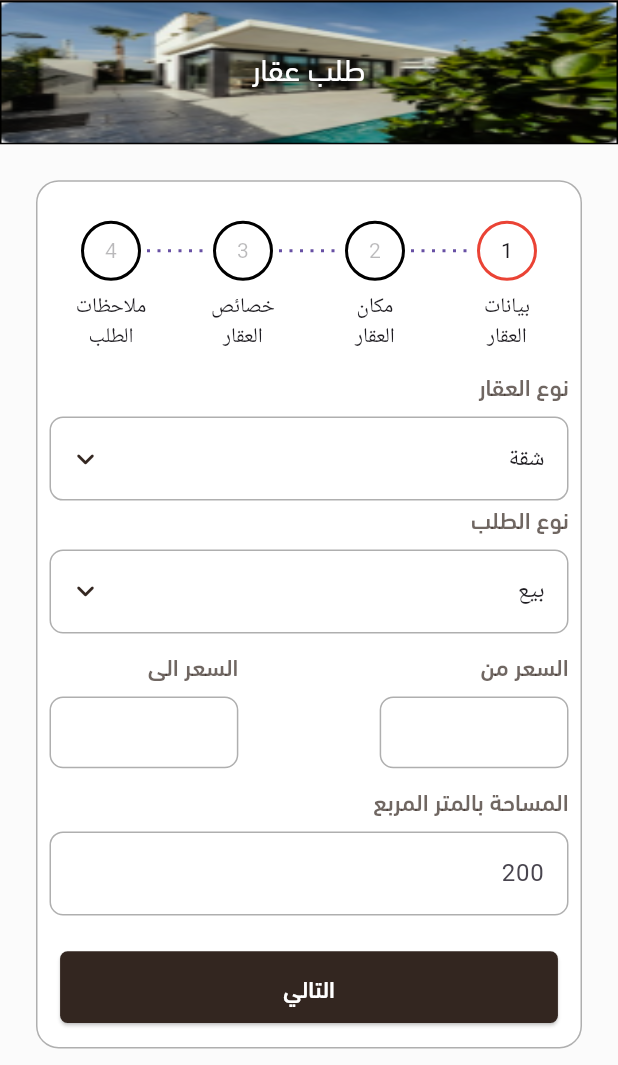
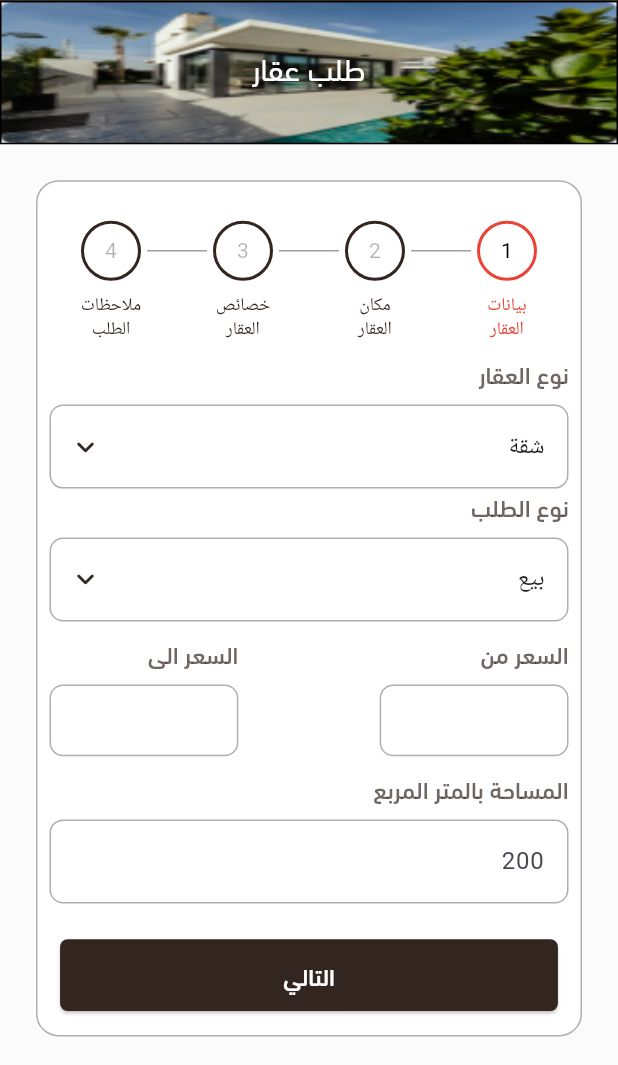
Before and after one commit to basmalahesham/broker, a Flutter app: the TalabAqarView screen opened by its route, on a phone screen of 412 x 824 dp, the part 171-1236 px from its top. Run offline on Flutter 3.47's test engine with Material 3 defaults, Android fonts, the phone set to English and light mode, and no system bars; drawn by our look-alikes of dropdown_search, easy_stepper; our stand-ins replace carousel_slider, device_preview, dots_indicator, flutter_screenutil.

Commit message:
refactor our code

```diff
--- a/lib/features/home/presentation/views/talab_aqar_view.dart
+++ b/lib/features/home/presentation/views/talab_aqar_view.dart
@@ -50,6 +50,11 @@ class _TalabAqarViewState extends State<TalabAqarView> {
       ),
       BuildPropertyDataForm4(
         onPrevious: previousStep,
+        onReset: () {
+          setState(() {
+            activeStep = 0; // Reset to step 1
+          });
+        },
       ),
     ];
 
@@ -100,57 +105,84 @@ class _TalabAqarViewState extends State<TalabAqarView> {
                     child: Column(
                       children: [
                         EasyStepper(
+                          lineStyle: const LineStyle(
+                            defaultLineColor: Colors.grey,
+                            lineType: LineType.normal,
+                          ),
+                          defaultStepBorderType: BorderType.normal,
                           activeStep: activeStep,
                           stepRadius: 20,
                           borderThickness: 2,
                           activeStepBackgroundColor: Colors.white,
                           activeStepBorderColor: kSecondaryColor,
                           activeStepTextColor: kSecondaryColor,
-                          unreachedStepBorderColor: Colors.black,
+                          unreachedStepBorderColor: const Color(0xFF332620),
                           unreachedStepBackgroundColor: Colors.white,
-                          unreachedStepTextColor: kSecondaryColor,
-                          finishedStepTextColor: Colors.white,
+                          unreachedStepTextColor: const Color(0xFF332620),
                           finishedStepBackgroundColor: Colors.red,
+                          finishedStepTextColor: kSecondaryColor,
                           showLoadingAnimation: false,
                           steps: [
                             EasyStep(
                               customStep: Opacity(
                                 opacity: activeStep >= 0 ? 1 : 0.3,
-                                child: const Text('1'),
+                                child: Text(
+                                  '1',
+                                  style: TextStyle(
+                                    color: activeStep == 0
+                                        ? Colors.black
+                                        : Colors.white,
+                                  ),
+                                ),
                               ),
-                              customTitle: const Text(
-                                'بيانات\nالعقار',
-                                textAlign: TextAlign.center,
-                              ),
+                              title: 'بيانات\nالعقار',
                             ),
                             EasyStep(
                               customStep: Opacity(
                                 opacity: activeStep >= 1 ? 1 : 0.3,
-                                child: const Text('2'),
+                                child: Text(
+                                  '2',
+                                  style: TextStyle(
+                                    color: activeStep == 1
+                                        ? Colors.black
+                                        : activeStep > 0
+                                            ? Colors.white
+                                            : Colors.black,
+                                  ),
+                                ),
                               ),
-                              customTitle: const Text(
-                                'مكان\nالعقار',
-                                textAlign: TextAlign.center,
-                              ),
+                              title: 'مكان\nالعقار',
                             ),
                             EasyStep(
                               customStep: Opacity(
                                 opacity: activeStep >= 2 ? 1 : 0.3,
-                                child: const Text('3'),
+                                child: Text(
+                                  '3',
+                                  style: TextStyle(
+                                    color: activeStep == 2
+                                        ? Colors.black
+                                        : activeStep > 1
+                                        ? Colors.white
+                                        : Colors.black,
+                                  ),
+                                ),
                               ),
-                              customTitle: const Text(
-                                'خصائص\nالعقار',
-                                textAlign: TextAlign.center,
-                              ),
+                              title: 'خصائص\nالعقار',
                             ),
                             EasyStep(
+                              title: 'ملاحظات\nالطلب',
                               customStep: Opacity(
                                 opacity: activeStep >= 3 ? 1 : 0.3,
-                                child: const Text('4'),
-                              ),
-                              customTitle: const Text(
-                                'ملاحظات\nالطلب',
-                                textAlign: TextAlign.center,
+                                child: Text(
+                                  '4',
+                                  style: TextStyle(
+                                    color: activeStep == 3
+                                        ? Colors.black
+                                        : activeStep > 2
+                                        ? Colors.white
+                                        : Colors.black,
+                                  ),
+                                ),
                               ),
                             ),
                           ],
--- a/lib/features/home/presentation/views/widgets/build_property_data_form4.dart
+++ b/lib/features/home/presentation/views/widgets/build_property_data_form4.dart
@@ -5,8 +5,8 @@ import 'package:flutter/material.dart';
 import 'package:flutter_screenutil/flutter_screenutil.dart';
 
 class BuildPropertyDataForm4 extends StatefulWidget {
-  const BuildPropertyDataForm4({super.key, required this.onPrevious});
-
+  const BuildPropertyDataForm4({super.key, required this.onPrevious, required this.onReset});
+  final VoidCallback onReset;
   final VoidCallback onPrevious;
 
   @override
@@ -82,6 +82,7 @@ class _BuildPropertyDataForm4State extends State<BuildPropertyDataForm4> {
                   ),
                 ),
                 onPressed: () {
+                  widget.onReset();
                   showSnackBar(context);
                 }, // Call the onNext function
                 child: Text(
@@ -103,12 +104,12 @@ class _BuildPropertyDataForm4State extends State<BuildPropertyDataForm4> {
         backgroundColor: Colors.white,
         content: Column(
           children: [
-            Icon(
+            const Icon(
               Icons.check_circle,
               color: kSecondaryColor,
               size: 80,
             ),
-            SizedBox(
+            const SizedBox(
               height: 10,
             ),
             Text(
@@ -117,17 +118,17 @@ class _BuildPropertyDataForm4State extends State<BuildPropertyDataForm4> {
                 color: kSecondaryColor,
               ),
             ),
-            SizedBox(
+            const SizedBox(
               height: 10,
             ),
             Text(
               'سوف نقوم بمراجعة طلبك وابلاغك فور نشره',
               style: Styles.textStyle16.copyWith(
                 fontWeight: FontWeight.normal,
-                color: Color(0xFF332620),
+                color: const Color(0xFF332620),
               ),
             ),
-            SizedBox(
+            const SizedBox(
               height: 20,
             ),
             SizedBox(
@@ -149,7 +150,7 @@ class _BuildPropertyDataForm4State extends State<BuildPropertyDataForm4> {
                 ),
               ),
             ),
-            SizedBox(
+            const SizedBox(
               height: 20,
             ),
           ],
```
